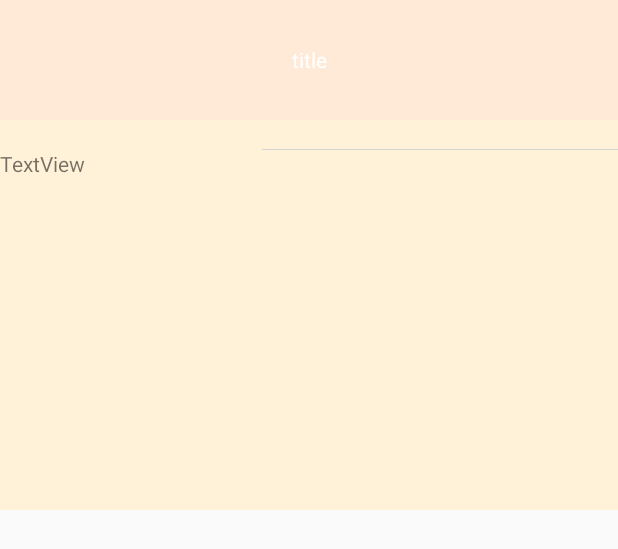
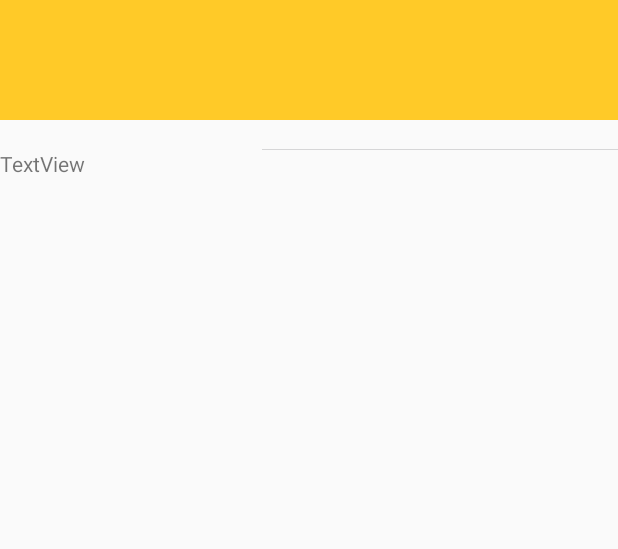
Before and after one commit to EarlSquad/MenuMan, an Android app: the layout fragment_item_info.xml on its own in the app's theme, with its tools: preview values and no code run, on a phone screen of 412 x 824 dp. Shown: the top 549 px of the screen. Run offline under Robolectric (Android 15) with nearby library versions, the phone set to English and light mode, and no system bars.

Commit message:
Fixed stuff

```diff
--- a/app/src/main/java/org/earlsquad/menuman/ItemInfoFragment.java
+++ b/app/src/main/java/org/earlsquad/menuman/ItemInfoFragment.java
@@ -28,8 +28,10 @@ public class ItemInfoFragment extends Fragment {
     MenuItem result = database.search(name);
 
     TextView foreignName = view.findViewById(R.id.menu_item_foreign_name);
+    TextView englishName = view.findViewById(R.id.menu_item_english_name);
 
-    foreignName.setText(name);
+    foreignName.setText(result.getRealName());
+    englishName.setText(result.getEngName());
     return view;
   }
 
--- a/app/src/main/java/org/earlsquad/menuman/ItemInfoPagerAdapter.java
+++ b/app/src/main/java/org/earlsquad/menuman/ItemInfoPagerAdapter.java
@@ -25,6 +25,11 @@ public class ItemInfoPagerAdapter extends FragmentStatePagerAdapter {
   }
 
   @Override
+  public int getItemPosition(Object object) {
+    return POSITION_NONE;
+  }
+
+  @Override
   public int getCount() {
     return items.size();
   }
--- a/app/src/main/res/layout/activity_camera.xml
+++ b/app/src/main/res/layout/activity_camera.xml
@@ -47,12 +47,12 @@
             android:layout_height="wrap_content"
             android:text="Start"
             android:id="@+id/startButton"
-            android:layout_alignParentBottom="true"
+            android:layout_alignParentTop="true"
             android:layout_centerHorizontal="true"
             android:textSize="15dp"
             android:textColor="#ffffff"
             android:background="#7d010000"
-            android:layout_marginBottom="5dp"
+            android:layout_marginTop="5dp"
             android:onClick="onStartButtonClick"/>
     </RelativeLayout>
 
--- a/app/src/main/res/layout/fragment_item_info.xml
+++ b/app/src/main/res/layout/fragment_item_info.xml
@@ -5,21 +5,36 @@
               android:id="@+id/bottom_sheet"
               android:layout_width="match_parent"
               android:layout_height="340dp"
-              android:background="#FFF2D8"
+              android:background="#fafafa"
               android:gravity="left"
               android:orientation="vertical"
               app:behavior_hideable="true"
               app:behavior_peekHeight="80dp"
               app:layout_behavior="android.support.design.widget.BottomSheetBehavior">
 
-    <TextView
+    <LinearLayout
         android:layout_width="match_parent"
         android:layout_height="80dp"
-        android:background="#FFEAD8"
+        android:background="@color/colorPrimary"
         android:gravity="center"
-        android:text="title"
-        android:id="@+id/menu_item_foreign_name"
-        android:textColor="@android:color/white"/>
+        android:orientation="vertical">
+
+        <TextView
+            android:layout_width="match_parent"
+            android:layout_height="wrap_content"
+            android:textColor="@android:color/white"
+            android:textSize="22sp"
+            android:gravity="center"
+            android:id="@+id/menu_item_foreign_name"/>
+
+        <TextView
+            android:layout_width="match_parent"
+            android:layout_height="wrap_content"
+            android:background="@color/colorPrimary"
+            android:gravity="center"
+            android:id="@+id/menu_item_english_name"/>
+
+    </LinearLayout>
 
     <TextView
         android:layout_width="wrap_content"
--- a/app/src/main/res/values/colors.xml
+++ b/app/src/main/res/values/colors.xml
@@ -1,7 +1,7 @@
 <?xml version="1.0" encoding="utf-8"?>
 <resources>
-    <color name="colorPrimary">#3F51B5</color>
-    <color name="colorPrimaryDark">#303F9F</color>
+    <color name="colorPrimary">#ffca28</color>
+    <color name="colorPrimaryDark">#c79a00</color>
     <color name="colorAccent">#FF4081</color>
     <color name="control_background">#cc4285f4</color>
 </resources>
```
Also changed, not shown: app/src/main/java/org/earlsquad/menuman/CameraActivity.java (+5 -4 lines).
